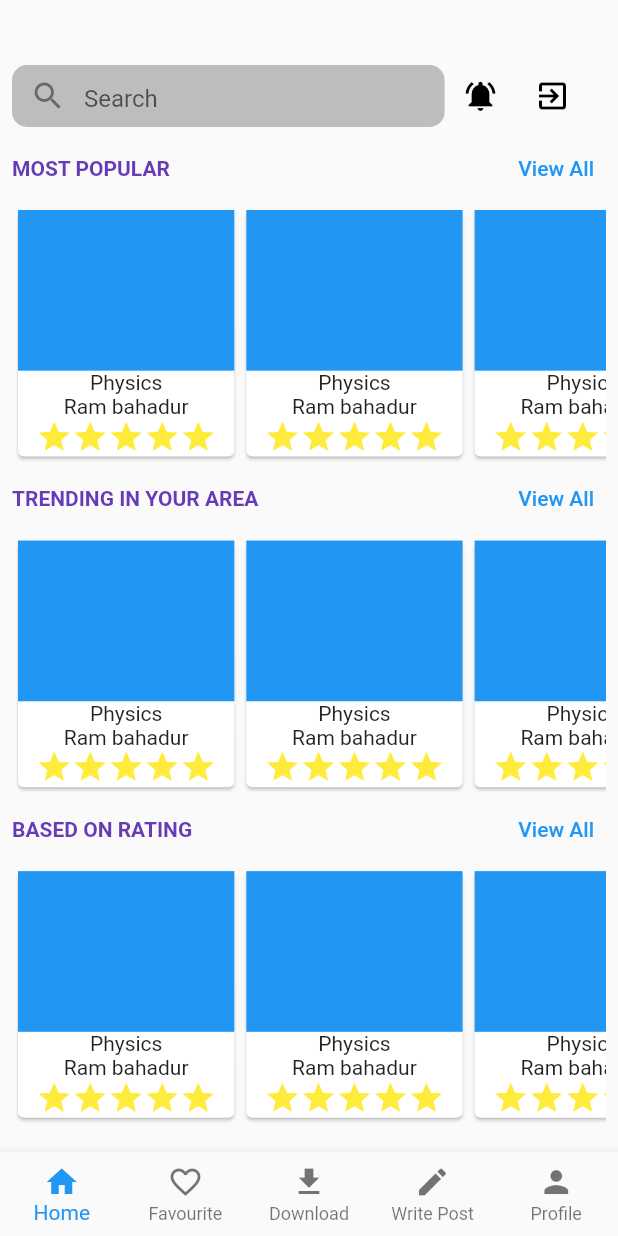
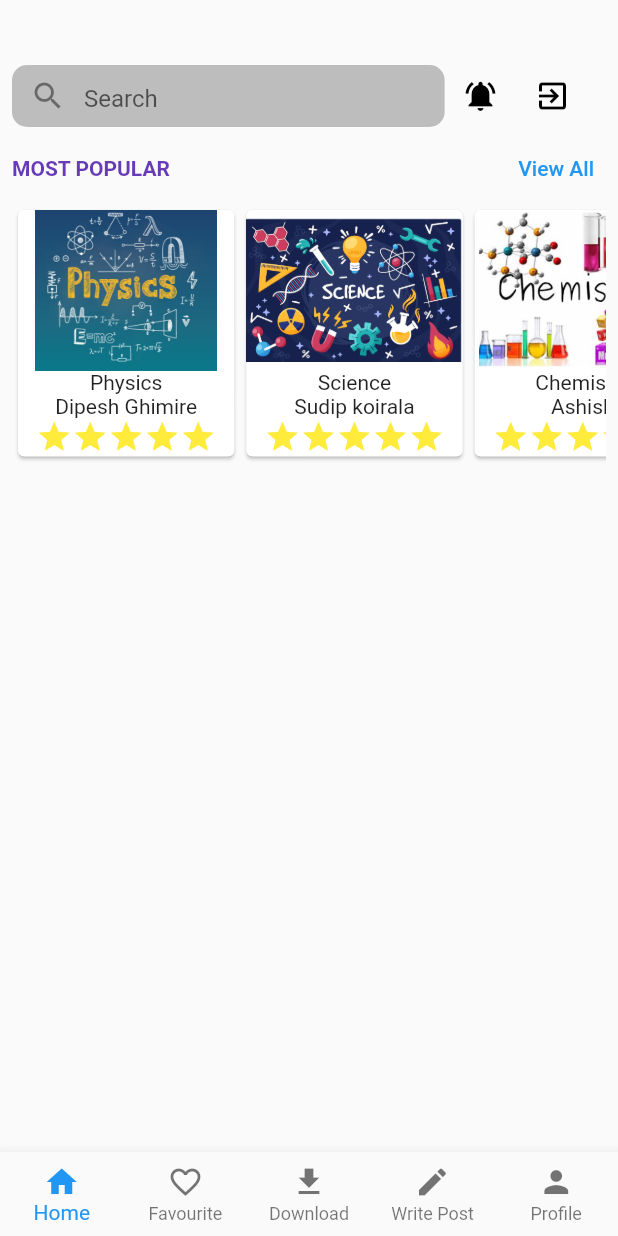
Before and after one commit to Dipesh905/openbooks-flutter, a Flutter app: the screen it shows after launch, after a tap on "Login", on a phone screen of 412 x 824 dp. Run offline on Flutter 3.47's test engine with Material 2 defaults, Android fonts, the phone set to English and light mode, and no system bars; our stand-ins replace firebase_auth, firebase_core, font_awesome_flutter, google_sign_in; missing offline and left inert: flutter_facebook_auth, twitter_login; accounts and stored records are empty.

Commit message:
twitter login feature,homepage decoration added

```diff
--- /dev/null
+++ b/lib/models/books_model.dart
@@ -0,0 +1,12 @@
+class BooksModel {
+  String bookTitle;
+  String bookWriter;
+  String bookDiscription;
+  String bookimage;
+
+  BooksModel(
+      {required this.bookTitle,
+      required this.bookWriter,
+      required this.bookDiscription,
+      required this.bookimage});
+}
--- a/lib/screens/home_screen.dart
+++ b/lib/screens/home_screen.dart
@@ -1,11 +1,6 @@
 import 'package:flutter/material.dart';
 import 'package:openbooks/widgets/homepage_appbar.dart';
 import 'package:openbooks/widgets/most_popular_books.dart';
-import 'package:openbooks/widgets/popular_articles.dart';
-import 'package:openbooks/widgets/popular_poems.dart';
-import 'package:openbooks/widgets/popular_stories.dart';
-import 'package:openbooks/widgets/rated_books.dart';
-import 'package:openbooks/widgets/trending_in_books.dart';
 
 class HomeScreen extends StatelessWidget {
   const HomeScreen({
@@ -29,11 +24,11 @@ class HomeScreen extends StatelessWidget {
                 child: ListView(
                   children: const [
                     MostPopularBooks(),
-                    TrendingBooks(),
-                    RatedBooks(),
-                    PopularPoems(),
-                    PopularStories(),
-                    PopularArticles(),
+                    //   TrendingBooks(),
+                    //   RatedBooks(),
+                    //   PopularPoems(),
+                    //   PopularStories(),
+                    //   PopularArticles(),
                   ],
                 ),
               ),
--- a/lib/screens/login_screen.dart
+++ b/lib/screens/login_screen.dart
@@ -5,6 +5,8 @@ import 'package:openbooks/functions/top_level_functions.dart';
 import 'package:openbooks/screens/main_screen.dart';
 import 'package:openbooks/screens/profile_screen.dart';
 import 'package:openbooks/utils/google_auth_helper.dart';
+
+import 'package:twitter_login/twitter_login.dart';
 
 class LoginScreen extends StatefulWidget {
   const LoginScreen({Key? key}) : super(key: key);
@@ -171,6 +173,55 @@ class _LoginScreenState extends State<LoginScreen> {
                       color: Colors.white,
                     ),
                   ),
+                  IconButton(
+                    onPressed: () async {
+                      final twitterLogin = TwitterLogin(
+                        // Consumer API keys
+                        apiKey: "xaT60D3dXvS68lsN072sGNj5A",
+                        // Consumer API Secret keys
+                        apiSecretKey:
+                            'JHy9AoZBOemd7rAkELuUqHB2N4J3uf9GeQnldf1WjuGjMkcaJK',
+                        // Registered Callback URLs in TwitterApp
+                        // Android is a deeplink
+                        // iOS is a URLScheme
+                        redirectURI: 'flutter-twitter-login://',
+                      );
+
+                      await twitterLogin.login().then((value) async {
+                        // print(value.authToken);
+                        // var a = await value.authTokenSecret;
+                        // print(
+                        //     '==============auth token secret ====================');
+                        // print(a);
+                      });
+
+                      // final AuthCredential credential =
+                      //     TwitterAuthProvider.credential(
+                      //         accessToken: authResult.authToken!,
+                      //         secret: authResult.authTokenSecret!);
+                      // await FirebaseAuth.instance
+                      //     .signInWithCredential(credential);
+
+                      // switch (authResult.status!) {
+                      //   case TwitterLoginStatus.loggedIn:
+                      //     print('login sucess');
+                      //     // success
+                      //     break;
+                      //   case TwitterLoginStatus.cancelledByUser:
+                      //     // cancel
+                      //     print('cancelledbyuser');
+                      //     break;
+                      //   case TwitterLoginStatus.error:
+                      //     // error
+                      //     print('login error');
+                      //     break;
+                      // }
+                    },
+                    icon: const FaIcon(
+                      FontAwesomeIcons.twitter,
+                      color: Colors.white,
+                    ),
+                  ),
                 ],
               ),
             ],
--- a/lib/widgets/books_details_card.dart
+++ b/lib/widgets/books_details_card.dart
@@ -1,13 +1,65 @@
 import 'package:flutter/material.dart';
+import 'package:openbooks/models/books_model.dart';
+import 'package:openbooks/screens/books_detail_screen.dart';
 
-class BooksDetailCard extends StatelessWidget {
+class BooksDetailCard extends StatefulWidget {
   const BooksDetailCard({
     Key? key,
   }) : super(key: key);
 
   @override
+  State<BooksDetailCard> createState() => _BooksDetailCardState();
+}
+
+class _BooksDetailCardState extends State<BooksDetailCard> {
+  List<BooksModel> listofBooks = [
+    BooksModel(
+        bookTitle: 'Physics',
+        bookWriter: 'Dipesh Ghimire',
+        bookDiscription:
+            'Physics is the natural science that studies matter, its fundamental constituents, its motion and behavior through space and time, and the related entities of energy and force. Physics is one of the most fundamental scientific disciplines, with its main goal being to understand how the universe behaves. ',
+        bookimage: 'assets/physics.PNG'),
+    BooksModel(
+        bookTitle: 'Science',
+        bookWriter: 'Sudip koirala',
+        bookDiscription:
+            'Science is a systematic enterprise that builds and organizes knowledge in the form of testable explanations and predictions about the universe ',
+        bookimage: 'assets/science.PNG'),
+    BooksModel(
+        bookTitle: 'Chemistry',
+        bookWriter: 'Ashish',
+        bookDiscription:
+            'Chemistry is the scientific study of the properties and behavior of matter. It is a natural science that covers the elements that make up matter to the compounds composed of atoms, molecules and ions',
+        bookimage: 'assets/chemistry.PNG'),
+    BooksModel(
+        bookTitle: 'Math',
+        bookWriter: 'Pratyash',
+        bookDiscription:
+            'Mathematics is an area of knowledge that includes such topics as numbers, formulas and related structures, shapes and the spaces in which they are contained, and quantities and their changes. Most mathematical activity involves discovering and proving properties of abstract objects by pure reasoning',
+        bookimage: 'assets/math.PNG')
+  ];
+
+  @override
   Widget build(BuildContext context) {
-    return Card(
+    return ListView.builder(
+      scrollDirection: Axis.horizontal,
+      itemCount: listofBooks.length,
+      itemBuilder: (BuildContext context, int index) {
+        return InkWell(
+          onTap: () {
+            Navigator.push(
+              context,
+              MaterialPageRoute(
+                builder: (_) => BooksDetailScreen(
+                  booktitle: listofBooks[index].bookTitle,
+                  bookAuthor: listofBooks[index].bookWriter,
+                  bookDiscription: listofBooks[index].bookDiscription,
+                  bookImage: listofBooks[index].bookimage,
+                ),
+              ),
+            );
+          },
+          child: Card(
             child: Column(
               children: [
                 SizedBox(
@@ -18,10 +70,10 @@ class BooksDetailCard extends StatelessWidget {
                       Container(
                           height: MediaQuery.of(context).size.height * 0.13,
                           width: MediaQuery.of(context).size.width * 0.35,
-                  color: Colors.blue,
-                ),
-                const Text('Physics'),
-                const Text('Ram bahadur'),
+                          //  color: Colors.blue,
+                          child: Image.asset(listofBooks[index].bookimage)),
+                      Text(listofBooks[index].bookTitle),
+                      Text(listofBooks[index].bookWriter),
                       Row(
                         mainAxisAlignment: MainAxisAlignment.center,
                         children: const [
@@ -52,6 +104,9 @@ class BooksDetailCard extends StatelessWidget {
                 ),
               ],
             ),
+          ),
+        );
+      },
     );
   }
 }
--- a/lib/widgets/most_popular_books.dart
+++ b/lib/widgets/most_popular_books.dart
@@ -21,13 +21,7 @@ class MostPopularBooks extends StatelessWidget {
         SizedBox(
           height: MediaQuery.of(context).size.height * 0.2092,
           width: double.infinity,
-          child: ListView.builder(
-            scrollDirection: Axis.horizontal,
-            itemCount: 8,
-            itemBuilder: (BuildContext context, int index) {
-              return const BooksDetailCard();
-            },
-          ),
+          child: const BooksDetailCard(),
         ),
       ],
     );
--- a/pubspec.yaml
+++ b/pubspec.yaml
@@ -37,6 +37,8 @@ dependencies:
   carousel_slider: ^4.1.1
   font_awesome_flutter: ^10.1.0
   flutter_facebook_auth: ^4.3.4+2
+  twitter_login: ^4.0.1
+
 
   #To use any Firebase Packages
   firebase_core: ^1.6.0
@@ -68,8 +70,8 @@ flutter:
   uses-material-design: true
 
   # To add assets to your application, add an assets section, like this:
-  # assets:
-  #   - images/a_dot_burr.jpeg
+  assets:
+    - assets/
   #   - images/a_dot_ham.jpeg
 
   # An image asset can refer to one or more resolution-specific "variants", see
```
Also changed, not shown: lib/screens/books_detail_screen.dart (added, +83 -0 lines), assets/chemistry.PNG (added), assets/math.PNG (added), assets/physics.PNG (added), assets/science.PNG (added), pubspec.lock, 2 other files. Lines whose indentation alone changed are shown as unchanged.
